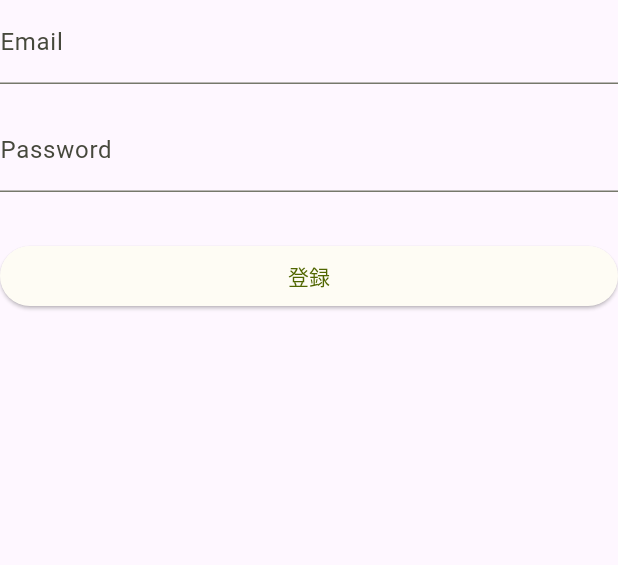
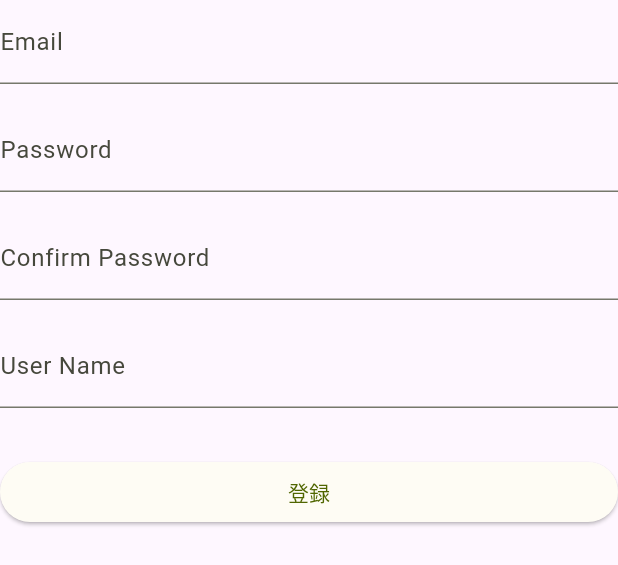
Before and after one commit to ukkey0518/sample_chat_app, a Flutter app: the SignUpForm widget shown alone on an empty page, opened directly, on a phone screen of 412 x 824 dp. Shown: the top 565 px of the screen. Run offline on Flutter 3.47's test engine with Material 3 defaults, Android fonts, the phone set to English and light mode, and no system bars; our stand-ins replace firebase_auth, firebase_core, flutter_hooks, form_builder_validators, go_router, hooks_riverpod and 1 more; accounts and stored records are empty; generated files the repository leaves out were written again; network calls fail; Roboto replaces fonts that are missing (Marugame-Regular).

Commit message:
Refactor authentication screen and sign-up form to include new fields for confirming password and user name. Update language localization files for new labels and validation messages.

```diff
--- a/lib/l10n/en.arb
+++ b/lib/l10n/en.arb
@@ -12,7 +12,7 @@
       "form_type": "String"
     }
   },
-  "authToggleFormButton": "{form_type, select, signIn{Sign } signUp{ログインする} other{}}",
+  "authToggleFormButton": "{form_type, select, signIn{Sign Up} signUp{Sign In} other{}}",
   "@authToggleFormButton": {
     "placeHolders": {
       "form_type": "String"
@@ -23,5 +23,9 @@
   "authFormEmailValidationErrorFormat": "Invalid email format",
   "authFormPasswordLabel": "Password",
   "authFormPasswordValidationErrorRequired": "Password is required",
+  "authFormConfirmPasswordLabel": "Confirm Password",
+  "authFormConfirmPasswordValidationErrorMatch": "Passwords do not match",
+  "authFormUserNameLabel": "User Name",
+  "authFormUserNameValidationErrorRequired": "User Name is required",
   "settingListTileSignOut": "Sign Out"
 }
--- a/lib/l10n/ja.arb
+++ b/lib/l10n/ja.arb
@@ -23,5 +23,9 @@
   "authFormEmailValidationErrorFormat": "メールアドレスの形式が正しくありません",
   "authFormPasswordLabel": "パスワード",
   "authFormPasswordValidationErrorRequired": "パスワードを入力してください",
+  "authFormConfirmPasswordLabel": "パスワード（確認）",
+  "authFormConfirmPasswordValidationErrorMatch": "パスワードが一致しません",
+  "authFormUserNameLabel": "ユーザー名",
+  "authFormUserNameValidationErrorRequired": "ユーザー名を入力してください",
   "settingListTileSignOut": "ログアウト"
 }
--- a/lib/view/screens/authentication/authentication_screen.dart
+++ b/lib/view/screens/authentication/authentication_screen.dart
@@ -18,6 +18,7 @@ class AuthenticationScreen extends HookWidget {
         body: Padding(
           padding: const EdgeInsets.all(16),
           child: Center(
+            child: SingleChildScrollView(
               child: Column(
                 mainAxisSize: MainAxisSize.min,
                 children: [
@@ -38,8 +39,8 @@ class AuthenticationScreen extends HookWidget {
                   Align(
                     alignment: Alignment.centerRight,
                     child: TextButton(
-                    onPressed: () =>
-                        currentFormType.value = currentFormType.value.toggled(),
+                      onPressed: () => currentFormType.value =
+                          currentFormType.value.toggled(),
                       child: Text(
                         L10n.of(context)!
                             .authToggleFormButton(currentFormType.value.name),
@@ -47,6 +48,7 @@ class AuthenticationScreen extends HookWidget {
                     ),
                   ),
                 ],
+              ),
             ),
           ),
         ),
--- a/lib/view/screens/authentication/components/sign_up_form.dart
+++ b/lib/view/screens/authentication/components/sign_up_form.dart
@@ -22,6 +22,8 @@ class SignUpForm extends HookConsumerWidget {
     final isProcessing = useState(false);
     final emailController = useTextEditingController();
     final passwordController = useTextEditingController();
+    final confirmPasswordController = useTextEditingController();
+    final userNameController = useTextEditingController();
 
     /// Sign up with email and password
     Future<void> signUp() async {
@@ -65,7 +67,9 @@ class SignUpForm extends HookConsumerWidget {
                 errorText: L10n.of(context)!.authFormEmailValidationErrorFormat,
               ),
             ]),
-            decoration: const InputDecoration(labelText: 'Email'),
+            decoration: InputDecoration(
+              labelText: L10n.of(context)!.authFormEmailLabel,
+            ),
           ),
           const SizedBox(height: 16),
           TextFormField(
@@ -80,7 +84,40 @@ class SignUpForm extends HookConsumerWidget {
                     L10n.of(context)!.authFormPasswordValidationErrorRequired,
               ),
             ]),
-            decoration: const InputDecoration(labelText: 'Password'),
+            decoration: InputDecoration(
+              labelText: L10n.of(context)!.authFormPasswordLabel,
+            ),
+          ),
+          const SizedBox(height: 16),
+          TextFormField(
+            controller: confirmPasswordController,
+            enabled: !isProcessing.value,
+            keyboardType: TextInputType.visiblePassword,
+            obscureText: true,
+            obscuringCharacter: '●',
+            validator: FormBuilderValidators.equal(
+              passwordController.text,
+              errorText:
+                  L10n.of(context)!.authFormConfirmPasswordValidationErrorMatch,
+            ),
+            decoration: InputDecoration(
+              labelText: L10n.of(context)!.authFormConfirmPasswordLabel,
+            ),
+          ),
+          const SizedBox(height: 16),
+          TextFormField(
+            controller: userNameController,
+            enabled: !isProcessing.value,
+            keyboardType: TextInputType.text,
+            validator: FormBuilderValidators.compose([
+              FormBuilderValidators.required(
+                errorText:
+                    L10n.of(context)!.authFormUserNameValidationErrorRequired,
+              ),
+            ]),
+            decoration: InputDecoration(
+              labelText: L10n.of(context)!.authFormUserNameLabel,
+            ),
           ),
           const SizedBox(height: 32),
           if (isProcessing.value)
```
Lines whose indentation alone changed are shown as unchanged.
